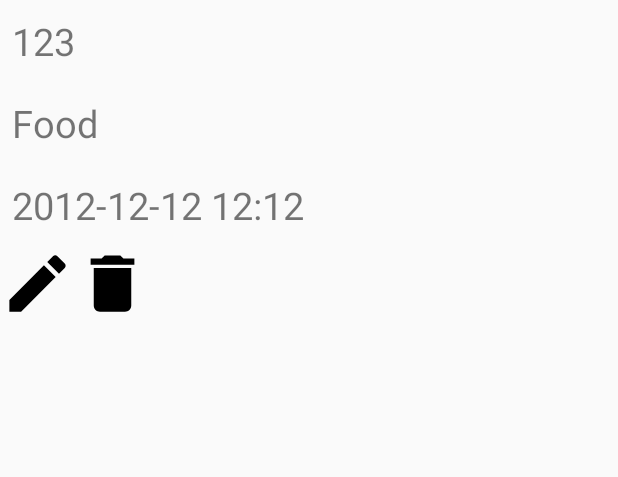
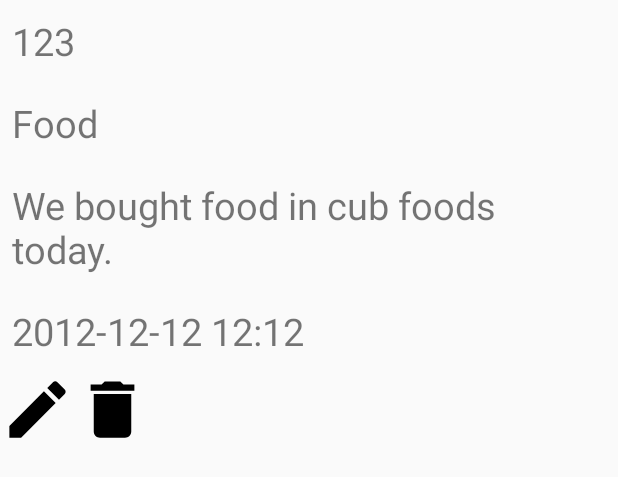
Before and after one commit to zrzzgy/moneyTracker, an Android app: the layout spending_detail_layout.xml on its own in the app's theme, with its tools: preview values and no code run, on a phone screen of 412 x 824 dp. Shown: the top 477 px of the screen. Run offline under Robolectric (Android 15) with nearby library versions, the phone set to English and light mode, and no system bars.

Commit message:
Add description into shared preference and detail screen

```diff
--- a/app/src/main/java/runze/moneytracker/presenters/InputScreenPresenter.java
+++ b/app/src/main/java/runze/moneytracker/presenters/InputScreenPresenter.java
@@ -57,12 +57,12 @@ public class InputScreenPresenter implements IPresenter {
         mView = null;
     }
 
-    public void saveData(String category, double amount){
+    public void saveData(String category, double amount, String description){
         List<Expense> expenseList = new ArrayList<>();
         Gson gson = new Gson();
 
         //create new Expense object based on data given
-        Expense newExpense = new Expense(category, amount, new Date());
+        Expense newExpense = new Expense(category, amount, new Date(), description);
 
         //read saved data from preferences
         String savedExpenses = mParentActivity.mSharedPreferences.getString(EXPENSES, "");
--- a/app/src/main/java/runze/moneytracker/views/InputScreenView.java
+++ b/app/src/main/java/runze/moneytracker/views/InputScreenView.java
@@ -119,8 +119,9 @@ public class InputScreenView extends RelativeLayout implements IView{
                 mErrorMessage.setText(getResources().getString(R.string.amount_invalid));
             }else {
                 String selectedCategory = ((EditText) mAlertLayout.findViewById(R.id.inputCategory)).getText().toString();
+                String description = ((EditText) mAlertLayout.findViewById(R.id.inputDescription)).getText().toString();
                 if (!selectedCategory.isEmpty()) {
-                    mPresenter.saveData(selectedCategory, amount);
+                    mPresenter.saveData(selectedCategory, amount, description);
                     Log.v(TAG, "input validated, dismissing input dialog");
                     mAlertDialog.dismiss();
                     updateRecyclerViewWithData();
--- a/app/src/main/res/layout/input_dialog.xml
+++ b/app/src/main/res/layout/input_dialog.xml
@@ -64,7 +64,7 @@
             android:focusableInTouchMode="true">
 
             <EditText
-                android:id="@+id/description"
+                android:id="@+id/inputDescription"
                 android:layout_width="match_parent"
                 android:layout_height="100dp"
                 android:hint="@string/input_description_hint"
--- a/app/src/main/res/layout/spending_detail_layout.xml
+++ b/app/src/main/res/layout/spending_detail_layout.xml
@@ -1,6 +1,9 @@
 <?xml version="1.0" encoding="utf-8"?>
+<ScrollView
+    xmlns:android="http://schemas.android.com/apk/res/android"
+    android:layout_width="match_parent"
+    android:layout_height="match_parent">
     <RelativeLayout
-    xmlns:android="http://schemas.android.com/apk/res/android"
         android:layout_width="match_parent"
         android:layout_height="match_parent">
 
@@ -28,6 +31,19 @@
             android:text="Food"/>
 
         <TextView
+            android:id="@+id/spending_detail_description"
+            android:layout_width="match_parent"
+            android:layout_height="wrap_content"
+            android:layout_marginStart="@dimen/tight_activity_horizontal_margin"
+            android:layout_marginEnd="@dimen/tight_activity_horizontal_margin"
+            android:layout_marginTop="@dimen/tight_activity_vertical_margin"
+            android:layout_marginBottom="@dimen/tight_activity_vertical_margin"
+            android:textSize="@dimen/stats_text_size"
+            android:layout_below="@+id/spending_detail_category"
+            android:text="We bought food in cub foods today."
+            />
+
+        <TextView
             android:id="@+id/spending_detail_date"
             android:layout_width="match_parent"
             android:layout_height="wrap_content"
@@ -36,7 +52,7 @@
             android:layout_marginTop="@dimen/tight_activity_vertical_margin"
             android:layout_marginBottom="@dimen/tight_activity_vertical_margin"
             android:textSize="@dimen/stats_text_size"
-        android:layout_below="@id/spending_detail_category"
+            android:layout_below="@id/spending_detail_description"
             android:text="2012-12-12 12:12"/>
 
         <ImageButton
@@ -58,3 +74,4 @@
             android:background="@drawable/ic_delete_black_50dp"
             android:elevation="@dimen/elevation"/>
     </RelativeLayout>
+</ScrollView>
```
Also changed, not shown: app/src/main/java/runze/moneytracker/HomeActivity.java (+4 -4 lines), app/src/main/java/runze/moneytracker/utils/Expense.java (+15 -1 lines). Lines whose indentation alone changed are shown as unchanged.
